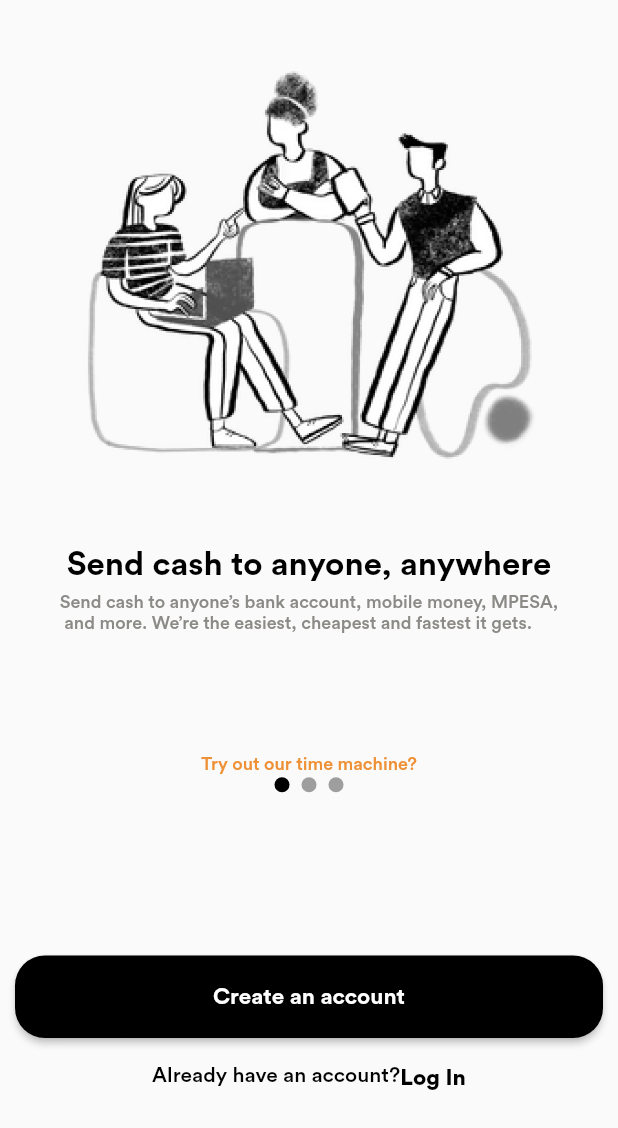
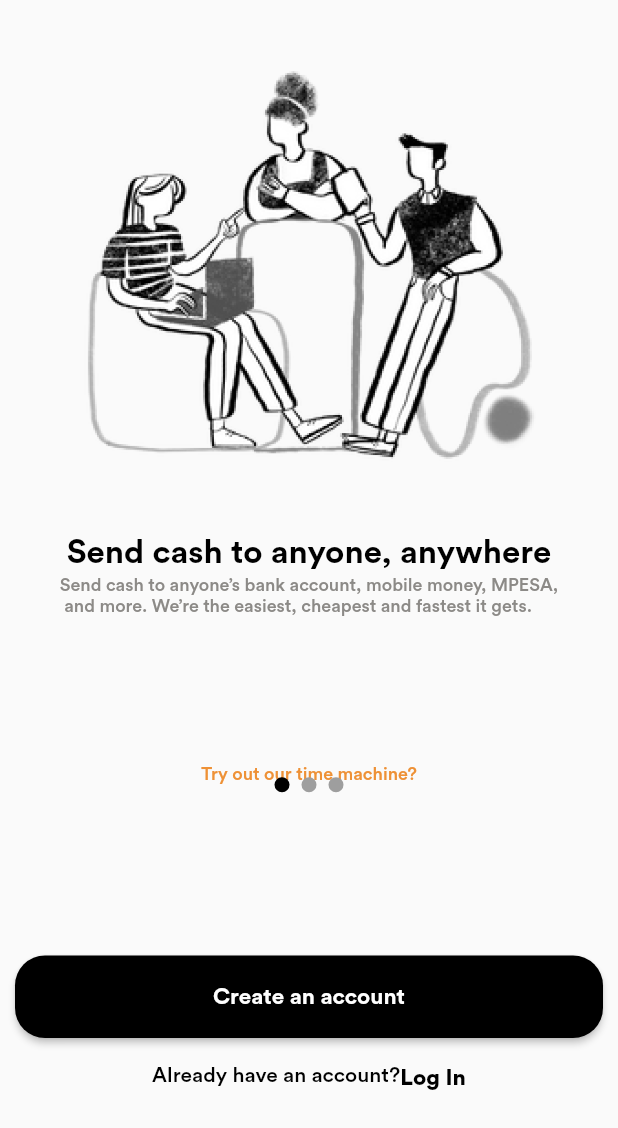
Before and after one commit to panchaniurvisha/business_app, a Flutter app: the screen it shows after launch, on a phone screen of 412 x 824 dp, the part 108-1236 px from its top. Run offline on Flutter 3.47's test engine with Material 2 defaults, Android fonts, the phone set to English and light mode, and no system bars; drawn by our look-alikes of smooth_page_indicator; our stand-ins replace dotted_border; project files that could hold a hidden picture were left out.

Commit message:
"5/9/2023"

```diff
--- a/lib/onboarding_first_screen.dart
+++ b/lib/onboarding_first_screen.dart
@@ -33,9 +33,9 @@
               Text(text[index].toString(),
                   style: TextStyle(
                     height: index == 0
-                        ? 2
+                        ? 1.5
                         : index == 2
-                            ? 10
+                            ? 12
                             : 0,
                     color: index == 0
                         ? const Color(0xff000000)
```
Also changed, not shown: lib/assets_screen.dart (+10 -5 lines).
